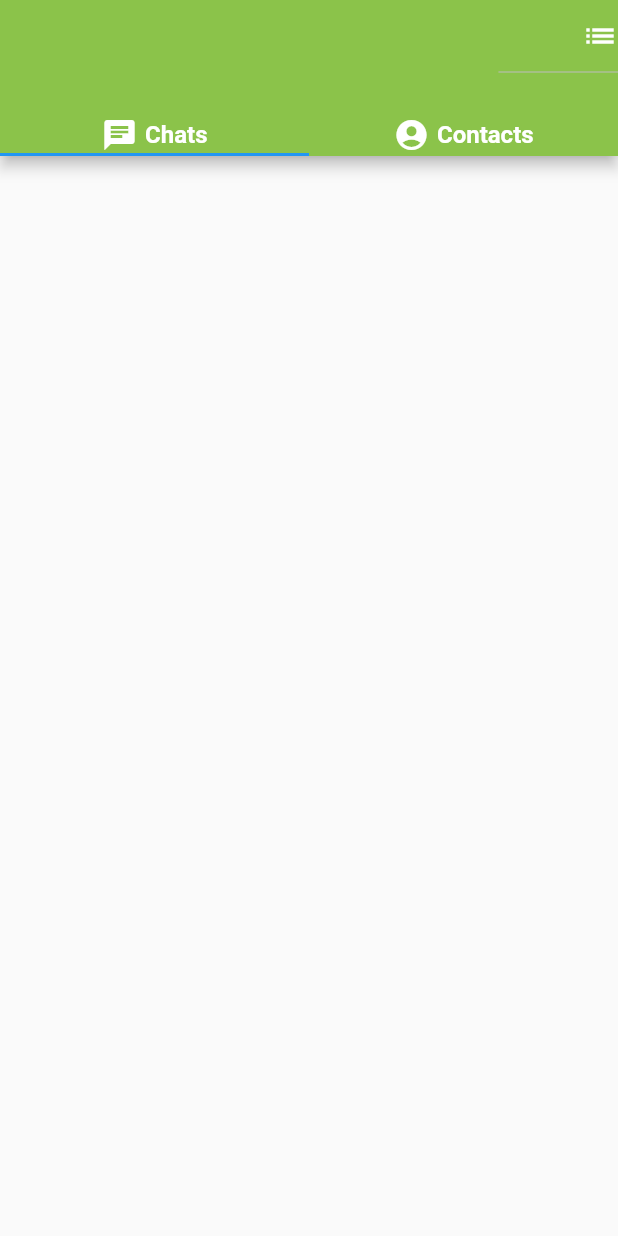
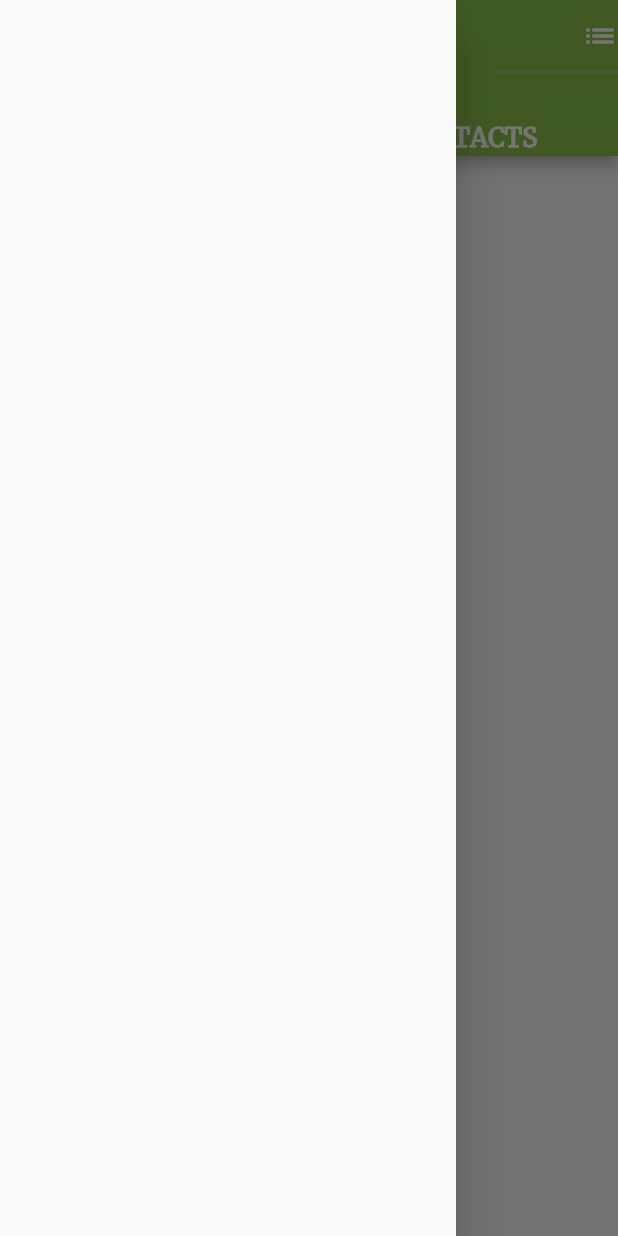
Before and after one commit to hadiuzzaman524/chat_application, a Flutter app: the screen it shows once a user with an empty profile is signed in, with the side drawer open (before the commit the screen has no drawer), on a phone screen of 412 x 824 dp. Run offline on Flutter 3.47's test engine with Material 2 defaults, Android fonts, the phone set to English and light mode, and no system bars; our stand-ins replace cloud_firestore, firebase_auth, firebase_core, firebase_storage, image_picker; accounts and stored records are empty.

Commit message:
change font

```diff
--- a/chat/lib/main.dart
+++ b/chat/lib/main.dart
@@ -11,7 +11,7 @@ import './screens/mainscreen.dart';
 void main() async {
   WidgetsFlutterBinding.ensureInitialized();
   await Firebase.initializeApp();
-  runApp( MyApp());
+  runApp(MyApp());
 }
 
 class MyApp extends StatelessWidget {
@@ -19,7 +19,11 @@ class MyApp extends StatelessWidget {
   Widget build(BuildContext context) {
     return MaterialApp(
       debugShowCheckedModeBanner: false,
-      theme: ThemeData(primaryColor: Colors.lightGreen),
+      theme: ThemeData(
+        primaryColor: Colors.lightGreen,
+        fontFamily: 'Merriweather',
+        iconTheme: IconThemeData(color: Colors.white),
+      ),
       home: StreamBuilder(
         stream: FirebaseAuth.instance.authStateChanges(),
         builder: (ctx, stateSnapshoot) {
--- a/chat/lib/screens/mainscreen.dart
+++ b/chat/lib/screens/mainscreen.dart
@@ -12,6 +12,12 @@ class MainScreen extends StatelessWidget {
       length: 2,
       child: Scaffold(
         appBar: AppBar(
+          iconTheme: IconThemeData(color: Colors.white),
+          title: Text(
+            'easyChat',
+            style: TextStyle(
+                color: Colors.white, fontSize: 30, fontFamily: 'LobsterTwo'),
+          ),
           actions: [
             DropdownButton(
               icon: Icon(
@@ -36,19 +42,15 @@ class MainScreen extends StatelessWidget {
               Row(
                 mainAxisAlignment: MainAxisAlignment.center,
                 children: [
-                    Icon(
-                      Icons.chat,
-                      color: Colors.white,
-                    ),
                   SizedBox(
                     width: 5,
                   ),
                   Text(
-                      'Chats',
+                    'Chats'.toUpperCase(),
                     style: TextStyle(
                       color: Colors.white,
+                      fontSize: 17,
                       fontWeight: FontWeight.bold,
-                        fontSize: 16,
                     ),
                   ),
                 ],
@@ -56,19 +58,15 @@ class MainScreen extends StatelessWidget {
               Row(
                 mainAxisAlignment: MainAxisAlignment.center,
                 children: [
-                    Icon(
-                      Icons.account_circle,
-                      color: Colors.white,
-                    ),
                   SizedBox(
                     width: 5,
                   ),
                   Text(
-                      'Contacts',
+                    'Contacts'.toUpperCase(),
                     style: TextStyle(
                       color: Colors.white,
+                      fontSize: 17,
                       fontWeight: FontWeight.bold,
-                        fontSize: 16,
                     ),
                   ),
                 ],
@@ -80,9 +78,10 @@ class MainScreen extends StatelessWidget {
           children: [
             CurrentChat(),
             UserContacts(),
-
           ],
-          )),
+        ),
+        drawer: Drawer(),
+      ),
     );
   }
 }
```
Also changed, not shown: chat/lib/messages.dart (+1 -9 lines), chat/lib/screens/chat.dart (+51 -8 lines), chat/lib/widgets/all_contacts.dart (+23 -12 lines), chat/lib/widgets/current_chats_user.dart (+5 -3 lines), chat/pubspec.yaml (+11 -25 lines), chat/fonts/ArchivoBlack-Regular.ttf (added), chat/fonts/LobsterTwo-BoldItalic.ttf (added), chat/fonts/Merriweather-Regular.ttf (added). Lines whose indentation alone changed are shown as unchanged.
